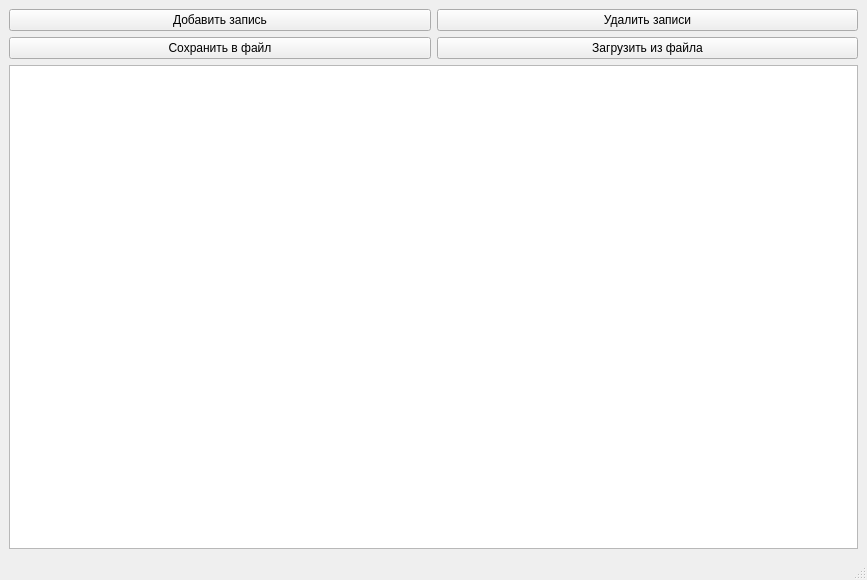
This is mainwindow.ui in brdby/QtPractice as Qt 5 draws it before an edit. The edited form follows.
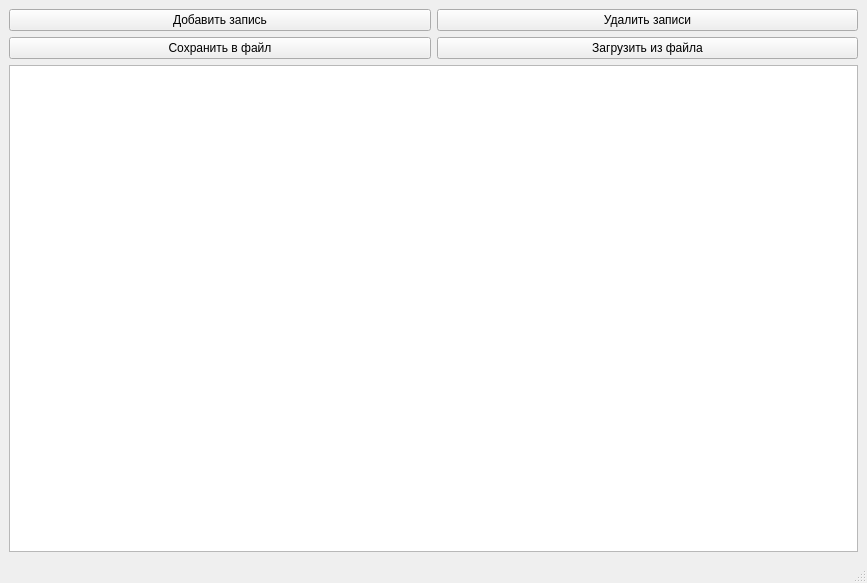
This is the edited form.

The edit to the form file:
```diff
--- a/mainwindow.ui
+++ b/mainwindow.ui
@@ -7,7 +7,7 @@
     <x>0</x>
     <y>0</y>
     <width>867</width>
-    <height>580</height>
+    <height>583</height>
    </rect>
   </property>
   <property name="windowTitle">
```
